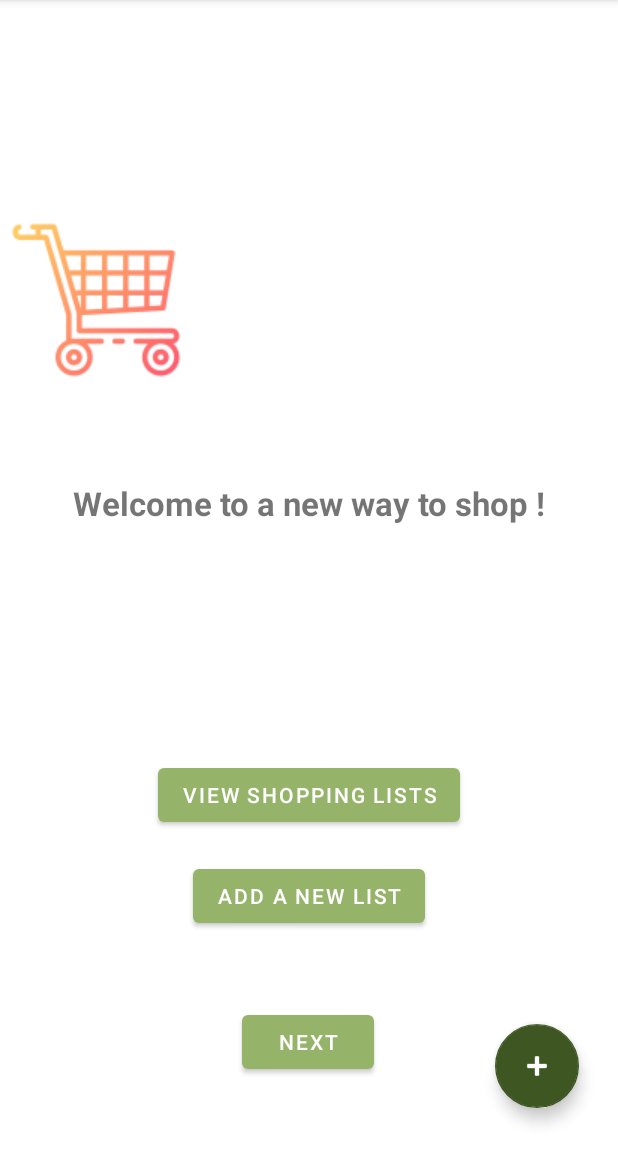
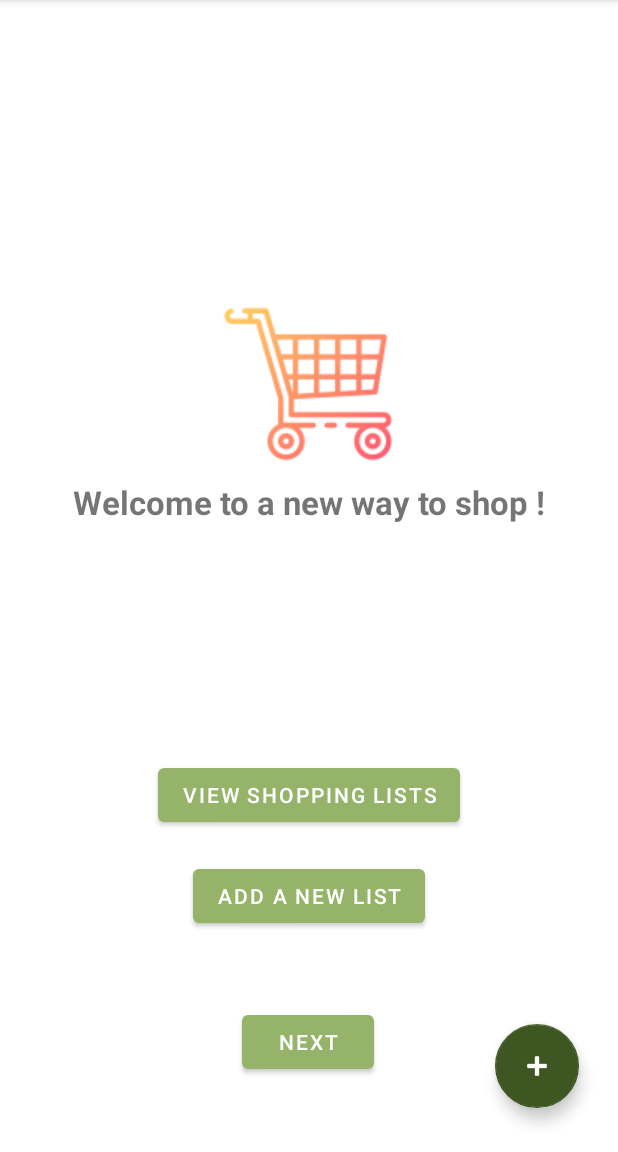
Before and after one commit to tanphan01/Easy_Peasy_Shopping_List, an Android app: the screen it shows after launch (MainActivity), on a phone screen of 412 x 824 dp, the part 84-1236 px from its top. Run offline under Robolectric (Android 15) with nearby library versions, the phone set to English and light mode, and no system bars; our stand-ins replace navigation-ui.

Commit message:
Update layout + Dark mode

```diff
--- a/app/src/main/res/layout/fragment_first.xml
+++ b/app/src/main/res/layout/fragment_first.xml
@@ -11,9 +11,12 @@
         android:id="@+id/imageView3"
         android:layout_width="wrap_content"
         android:layout_height="wrap_content"
-        android:layout_marginTop="136dp"
+        app:layout_constraintBottom_toBottomOf="parent"
+        app:layout_constraintEnd_toEndOf="parent"
+        app:layout_constraintHorizontal_bias="0.498"
         app:layout_constraintStart_toStartOf="parent"
         app:layout_constraintTop_toTopOf="parent"
+        app:layout_constraintVertical_bias="0.30"
         app:srcCompat="@drawable/caddie" />
 
     <Button
@@ -43,10 +46,9 @@
         android:text="@string/hello_first_fragment"
         android:textSize="22sp"
         android:textStyle="bold"
-            app:layout_constraintBottom_toTopOf="@id/btn_first"
         app:layout_constraintEnd_toEndOf="parent"
         app:layout_constraintStart_toStartOf="parent"
-            app:layout_constraintTop_toTopOf="parent" />
+        app:layout_constraintTop_toBottomOf="@+id/imageView3" />
 
     <Button
         android:id="@+id/btn_first"
@@ -66,9 +68,10 @@
         android:layout_gravity="bottom|end"
         android:layout_marginEnd="26dp"
         android:layout_marginBottom="29dp"
-        android:contentDescription="TODO"
+        android:contentDescription="@string/desc_fab_add_list"
         app:layout_constraintBottom_toBottomOf="parent"
         app:layout_constraintEnd_toEndOf="parent"
-        app:srcCompat="@android:drawable/ic_input_add" />
+        app:srcCompat="@android:drawable/ic_input_add"
+        />
 
 </androidx.constraintlayout.widget.ConstraintLayout>
--- a/app/src/main/res/values-night/themes.xml
+++ b/app/src/main/res/values-night/themes.xml
@@ -2,12 +2,12 @@
     <!-- Base application theme. -->
     <style name="Theme.MyFirstShoppingList" parent="Theme.MaterialComponents.DayNight.NoActionBar">
         <!-- Primary brand color. -->
-        <item name="colorPrimary">@color/purple_200</item>
-        <item name="colorPrimaryVariant">@color/purple_700</item>
+        <item name="colorPrimary">@color/orange_100</item>
+        <item name="colorPrimaryVariant">@color/orange_200</item>
         <item name="colorOnPrimary">@color/black</item>
         <!-- Secondary brand color. -->
-        <item name="colorSecondary">@color/teal_200</item>
-        <item name="colorSecondaryVariant">@color/teal_200</item>
+        <item name="colorSecondary">@color/orange_600</item>
+        <item name="colorSecondaryVariant">@color/orange_pigeon</item>
         <item name="colorOnSecondary">@color/black</item>
         <!-- Status bar color. -->
         <item name="android:statusBarColor" tools:targetApi="l">?attr/colorPrimaryVariant</item>
--- a/app/src/main/res/values/colors.xml
+++ b/app/src/main/res/values/colors.xml
@@ -1,10 +1,17 @@
 <?xml version="1.0" encoding="utf-8"?>
 <resources>
-    <color name="purple_200">#172815</color>
-    <color name="purple_500">#95B46A</color>
-    <color name="purple_700">#709255</color>
-    <color name="teal_200">#3E5622</color>
-    <color name="teal_700">#83781B</color>
-    <color name="black">#FFFFFFFF</color>
     <color name="white">#FFFFFFFF</color>
+    <color name="black">#000</color>
+
+    <color name="green_100">#95B46A</color>
+    <color name="green_200">#709255</color>
+    <color name="green_600">#3E5622</color>
+    <color name="green_900">#172815</color>
+    <color name="green_pigeon">#83781B</color>
+
+    <color name="orange_100">#FFE0B2</color>
+    <color name="orange_200">#FFCC80</color>
+    <color name="orange_600">#FB8C00</color>
+    <color name="orange_900">#E65100</color>
+    <color name="orange_pigeon">#50E8AA</color>
 </resources>
--- a/app/src/main/res/values/strings.xml
+++ b/app/src/main/res/values/strings.xml
@@ -11,4 +11,5 @@
     <string name="hello_second_fragment">Hello second fragment. Arg: %1$s</string>
     <string name="view_shopping_lists">View shopping lists</string>
     <string name="add_a_new_list">Add a new list</string>
+    <string name="desc_fab_add_list">Add new list</string>
 </resources>
--- a/app/src/main/res/values/themes.xml
+++ b/app/src/main/res/values/themes.xml
@@ -2,13 +2,13 @@
     <!-- Base application theme. -->
     <style name="Theme.MyFirstShoppingList" parent="Theme.MaterialComponents.DayNight.NoActionBar">
         <!-- Primary brand color. -->
-        <item name="colorPrimary">@color/purple_500</item>
-        <item name="colorPrimaryVariant">@color/purple_700</item>
+        <item name="colorPrimary">@color/green_100</item>
+        <item name="colorPrimaryVariant">@color/green_200</item>
         <item name="colorOnPrimary">@color/white</item>
         <!-- Secondary brand color. -->
-        <item name="colorSecondary">@color/teal_200</item>
-        <item name="colorSecondaryVariant">@color/teal_700</item>
-        <item name="colorOnSecondary">@color/black</item>
+        <item name="colorSecondary">@color/green_600</item>
+        <item name="colorSecondaryVariant">@color/green_pigeon</item>
+        <item name="colorOnSecondary">@color/white</item>
         <!-- Status bar color. -->
         <item name="android:statusBarColor" tools:targetApi="l">?attr/colorPrimaryVariant</item>
         <!-- Customize your theme here. -->
```
Lines whose indentation alone changed are shown as unchanged.
